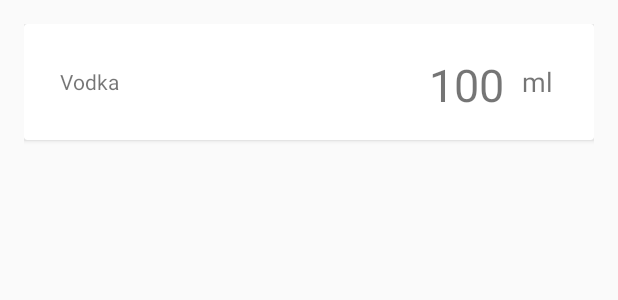
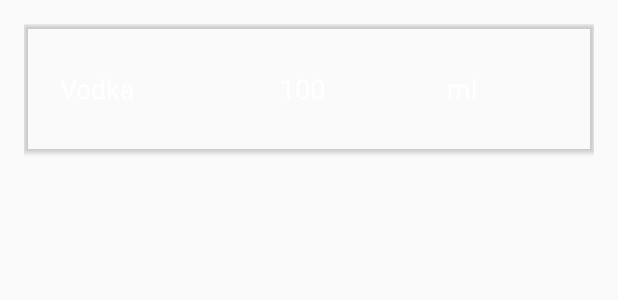
Before and after one commit to RamosMicaela/BarmanIOT, an Android app: the layout list_item_ingrediente.xml on its own in the app's theme, with its tools: preview values and no code run, on a phone screen of 412 x 824 dp. Shown: the top 300 px of the screen. Run offline under Robolectric (Android 15) with nearby library versions, the phone set to English and light mode, and no system bars; Roboto replaces fonts that are not available here.

Commit message:
Se agrega conexion con bluethoot y sensores de android

```diff
--- a/Android/BarmanIOT/app/src/main/AndroidManifest.xml
+++ b/Android/BarmanIOT/app/src/main/AndroidManifest.xml
@@ -1,6 +1,9 @@
 <?xml version="1.0" encoding="utf-8"?>
 <manifest xmlns:android="http://schemas.android.com/apk/res/android"
     package="com.example.myapplication">
+
+    <uses-permission android:name="android.permission.BLUETOOTH"/>
+    <uses-permission android:name="android.permission.BLUETOOTH_ADMIN"/>
 
     <application
         android:allowBackup="true"
--- a/Android/BarmanIOT/app/src/main/java/com/example/myapplication/model/Trago.java
+++ b/Android/BarmanIOT/app/src/main/java/com/example/myapplication/model/Trago.java
@@ -10,6 +10,10 @@ public class Trago {
     private float mGraduacion;
     private int mIcon;
     private ArrayList<Ingrediente> mIngredientes;
+
+    public Trago() {
+        this.mIngredientes = new ArrayList<>();
+    }
 
     public Trago(String mNombre, float mGraduacion, int mIcon, ArrayList<Ingrediente> ingredientes) {
         this.mIngredientes = new ArrayList<>();
--- a/Android/BarmanIOT/app/src/main/res/layout/list_item_ingrediente.xml
+++ b/Android/BarmanIOT/app/src/main/res/layout/list_item_ingrediente.xml
@@ -7,26 +7,27 @@
     >
 
     <android.support.v7.widget.CardView
+        android:id="@+id/ingrediente"
         android:layout_width="match_parent"
         android:layout_height="wrap_content"
-        android:id="@+id/ingrediente"
-        >
+        app:cardBackgroundColor="@color/colorAccent">
 
         <android.support.constraint.ConstraintLayout
             android:layout_width="match_parent"
             android:layout_height="wrap_content"
+            android:background="@color/colorAccent"
             android:padding="16dp">
 
             <TextView
                 android:id="@+id/nombreIngr"
-                android:layout_width="215dp"
-                android:layout_height="28dp"
+                android:layout_width="120dp"
+                android:layout_height="38dp"
                 android:layout_marginStart="8dp"
                 android:layout_marginLeft="8dp"
-                android:layout_marginTop="8dp"
-                android:layout_marginBottom="8dp"
                 android:gravity="start|center_vertical"
                 android:text="Vodka"
+                android:textColor="#ffff"
+                android:textSize="18sp"
                 app:layout_constraintBottom_toBottomOf="parent"
                 app:layout_constraintStart_toStartOf="parent"
                 app:layout_constraintTop_toTopOf="parent"
@@ -35,34 +36,36 @@
 
             <TextView
                 android:id="@+id/cantidadIngr"
-                android:layout_width="52dp"
-                android:layout_height="33dp"
-                android:layout_marginTop="4dp"
-                android:layout_marginEnd="8dp"
-                android:layout_marginRight="8dp"
-                android:layout_marginBottom="8dp"
+                android:layout_width="67dp"
+                android:layout_height="38dp"
+                android:layout_marginStart="8dp"
+                android:layout_marginLeft="8dp"
                 android:gravity="center"
                 android:text="100"
-                android:textSize="30sp"
+                android:textColor="#ffff"
+                android:textSize="18sp"
                 app:layout_constraintBottom_toBottomOf="parent"
-                app:layout_constraintEnd_toStartOf="@+id/unidadIngr"
+                app:layout_constraintStart_toEndOf="@+id/nombreIngr"
                 app:layout_constraintTop_toTopOf="parent"
+                app:layout_constraintVertical_bias="0.515"
                 tools:layout_conversion_wrapHeight="108"
                 tools:layout_conversion_wrapWidth="132" />
 
             <TextView
                 android:id="@+id/unidadIngr"
-                android:layout_width="27dp"
-                android:layout_height="25dp"
-                android:layout_marginTop="8dp"
+                android:layout_width="144dp"
+                android:layout_height="54dp"
+                android:layout_marginStart="8dp"
+                android:layout_marginLeft="8dp"
                 android:layout_marginEnd="8dp"
                 android:layout_marginRight="8dp"
-                android:layout_marginBottom="8dp"
                 android:gravity="center"
                 android:text="ml"
+                android:textColor="#ffff"
                 android:textSize="18sp"
                 app:layout_constraintBottom_toBottomOf="parent"
                 app:layout_constraintEnd_toEndOf="parent"
+                app:layout_constraintStart_toEndOf="@+id/cantidadIngr"
                 app:layout_constraintTop_toTopOf="parent"
                 tools:layout_conversion_wrapHeight="50"
                 tools:layout_conversion_wrapWidth="42" />
--- a/Android/BarmanIOT/app/src/main/res/values/colors.xml
+++ b/Android/BarmanIOT/app/src/main/res/values/colors.xml
@@ -1,6 +1,6 @@
 <?xml version="1.0" encoding="utf-8"?>
 <resources>
-    <color name="colorPrimary">#5E009C</color>
+    <color name="colorPrimary">#4A007B</color>
     <color name="colorPrimaryDark">#00574B</color>
-    <color name="colorAccent">#8AFFFFFF</color>
+    <color name="colorAccent">#00FFFFFF</color>
 </resources>
```
Also changed, not shown: Android/BarmanIOT/app/src/main/java/com/example/myapplication/MainActivity.java (+13 -2 lines), Android/BarmanIOT/app/src/main/java/com/example/myapplication/TragosActivity.java (+149 -7 lines), Android/BarmanIOT/app/src/main/java/com/example/myapplication/adapters/TragosPagerAdapter.java (+5 -11 lines), Android/BarmanIOT/app/src/main/res/layout/content_main.xml (+7 -11 lines).
